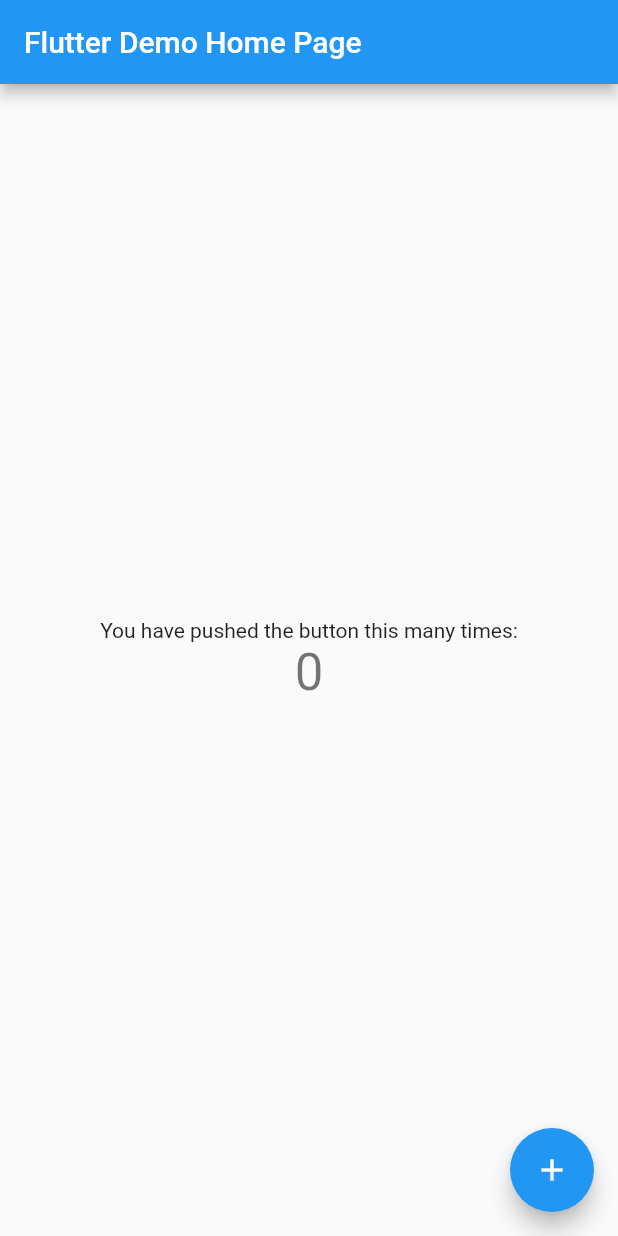
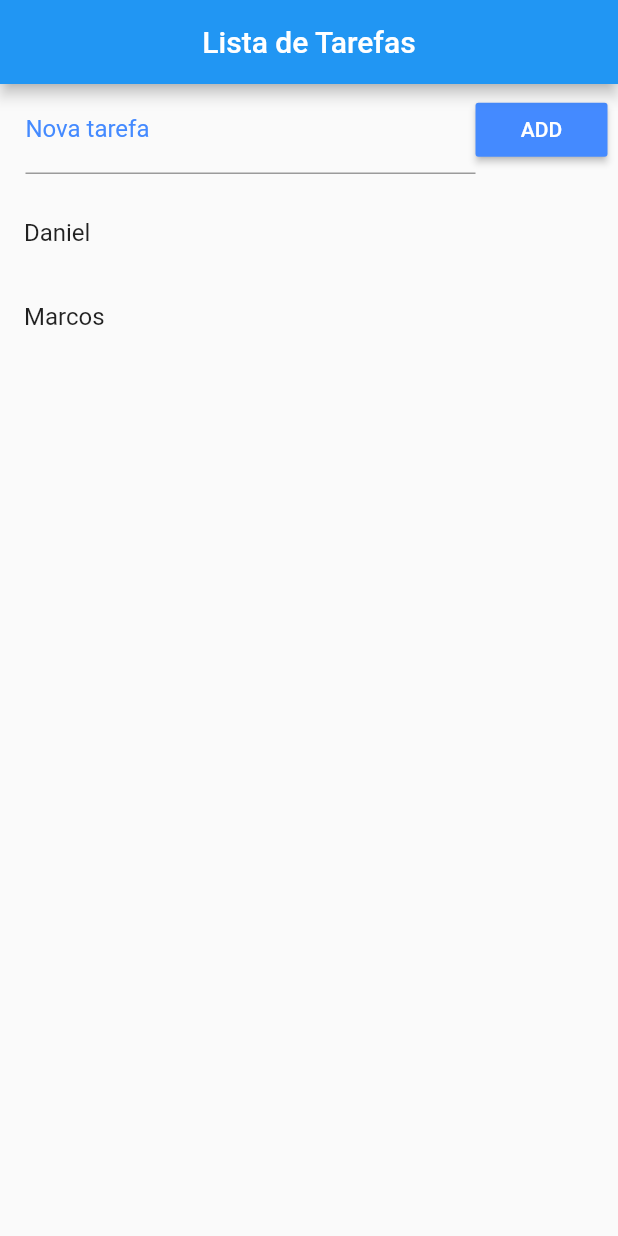
Before and after one commit to betobr12/lista_tarefas-flutter, a Flutter app: the screen it shows after launch, on a phone screen of 412 x 824 dp. Run offline on Flutter 3.47's test engine with Material 2 defaults, Android fonts, the phone set to English and light mode, and no system bars.

Commit message:
layout, functions, save data

```diff
--- a/lib/main.dart
+++ b/lib/main.dart
@@ -1,117 +1,84 @@
+import 'dart:async';
+import 'dart:convert';
+import 'dart:io';
+
 import 'package:flutter/material.dart';
+import 'package:path_provider/path_provider.dart';
 
 void main() {
-  runApp(MyApp());
+  runApp(MaterialApp(
+    home: Home(),
+  ));
 }
 
-class MyApp extends StatelessWidget {
-  // This widget is the root of your application.
+class Home extends StatefulWidget {
+  @override
+  _HomeState createState() => _HomeState();
+}
+
+class _HomeState extends State<Home> {
+  List _toDoList = ["Daniel","Marcos"];
   @override
   Widget build(BuildContext context) {
-    return MaterialApp(
-      title: 'Flutter Demo',
-      theme: ThemeData(
-        // This is the theme of your application.
-        //
-        // Try running your application with "flutter run". You'll see the
-        // application has a blue toolbar. Then, without quitting the app, try
-        // changing the primarySwatch below to Colors.green and then invoke
-        // "hot reload" (press "r" in the console where you ran "flutter run",
-        // or simply save your changes to "hot reload" in a Flutter IDE).
-        // Notice that the counter didn't reset back to zero; the application
-        // is not restarted.
-        primarySwatch: Colors.blue,
-        // This makes the visual density adapt to the platform that you run
-        // the app on. For desktop platforms, the controls will be smaller and
-        // closer together (more dense) than on mobile platforms.
-        visualDensity: VisualDensity.adaptivePlatformDensity,
-      ),
-      home: MyHomePage(title: 'Flutter Demo Home Page'),
-    );
-  }
-}
-
-class MyHomePage extends StatefulWidget {
-  MyHomePage({Key key, this.title}) : super(key: key);
-
-  // This widget is the home page of your application. It is stateful, meaning
-  // that it has a State object (defined below) that contains fields that affect
-  // how it looks.
-
-  // This class is the configuration for the state. It holds the values (in this
-  // case the title) provided by the parent (in this case the App widget) and
-  // used by the build method of the State. Fields in a Widget subclass are
-  // always marked "final".
-
-  final String title;
-
-  @override
-  _MyHomePageState createState() => _MyHomePageState();
-}
-
-class _MyHomePageState extends State<MyHomePage> {
-  int _counter = 0;
-
-  void _incrementCounter() {
-    setState(() {
-      // This call to setState tells the Flutter framework that something has
-      // changed in this State, which causes it to rerun the build method below
-      // so that the display can reflect the updated values. If we changed
-      // _counter without calling setState(), then the build method would not be
-      // called again, and so nothing would appear to happen.
-      _counter++;
-    });
-  }
-
-  @override
-  Widget build(BuildContext context) {
-    // This method is rerun every time setState is called, for instance as done
-    // by the _incrementCounter method above.
-    //
-    // The Flutter framework has been optimized to make rerunning build methods
-    // fast, so that you can just rebuild anything that needs updating rather
-    // than having to individually change instances of widgets.
     return Scaffold(
         appBar: AppBar(
-        // Here we take the value from the MyHomePage object that was created by
-        // the App.build method, and use it to set our appbar title.
-        title: Text(widget.title),
+          title: Text("Lista de Tarefas"),
+          backgroundColor: Colors.blue,
+          centerTitle: true,
         ),
-      body: Center(
-        // Center is a layout widget. It takes a single child and positions it
-        // in the middle of the parent.
-        child: Column(
-          // Column is also a layout widget. It takes a list of children and
-          // arranges them vertically. By default, it sizes itself to fit its
-          // children horizontally, and tries to be as tall as its parent.
-          //
-          // Invoke "debug painting" (press "p" in the console, choose the
-          // "Toggle Debug Paint" action from the Flutter Inspector in Android
-          // Studio, or the "Toggle Debug Paint" command in Visual Studio Code)
-          // to see the wireframe for each widget.
-          //
-          // Column has various properties to control how it sizes itself and
-          // how it positions its children. Here we use mainAxisAlignment to
-          // center the children vertically; the main axis here is the vertical
-          // axis because Columns are vertical (the cross axis would be
-          // horizontal).
-          mainAxisAlignment: MainAxisAlignment.center,
+        body: Column(
           children: <Widget>[
-            Text(
-              'You have pushed the button this many times:',
+            Container(
+              padding: EdgeInsets.fromLTRB(17.0, 1, 7, 1),
+              child: Row(
+                children: <Widget>[
+                  Expanded(
+                    child: TextField(
+                      decoration: InputDecoration(
+                          labelText: "Nova tarefa",
+                          labelStyle: TextStyle(color: Colors.blueAccent)),
                     ),
-            Text(
-              '$_counter',
-              style: Theme.of(context).textTheme.headline4,
                   ),
+                  RaisedButton(
+                    color: Colors.blueAccent,
+                    child: Text("ADD"),
+                    textColor: Colors.white,
+                    onPressed: () {},
+                  )
                 ],
               ),
             ),
-      floatingActionButton: FloatingActionButton(
-        onPressed: _incrementCounter,
-        tooltip: 'Increment',
-        child: Icon(Icons.add),
-      ), // This trailing comma makes auto-formatting nicer for build methods.
+            Expanded(
+              child: ListView.builder(
+                  padding: EdgeInsets.only(top: 10.0),
+                  itemCount: _toDoList.length,
+                  itemBuilder: (context, index) {
+                    return ListTile(
+                      title: Text(_toDoList[index]),
                     );
+                  }),
+            ),
+          ],
+        ));
+  }
+
+  Future<File> _getFile() async {
+    final directory = await getApplicationDocumentsDirectory();
+    return File("${directory.path}/data.json");
+  }
+
+  Future<File> _saveData() async {
+    String data = json.encode(_toDoList);
+    final file = await _getFile();
+    return file.writeAsString(data);
+  }
+
+  Future<String> _readData() async {
+    try {
+      final file = await _getFile();
+      return file.readAsString();
+    } catch (e) {
+      return null;
     }
   }
+}
--- a/pubspec.yaml
+++ b/pubspec.yaml
@@ -28,6 +28,8 @@ dependencies:
   # The following adds the Cupertino Icons font to your application.
   # Use with the CupertinoIcons class for iOS style icons.
   cupertino_icons: ^0.1.3
+  path_provider: ^1.6.18
+  html: ^0.14.0+4
 
 dev_dependencies:
   flutter_test:
```
Also changed, not shown: pubspec.lock. Lines whose indentation alone changed are shown as unchanged.
